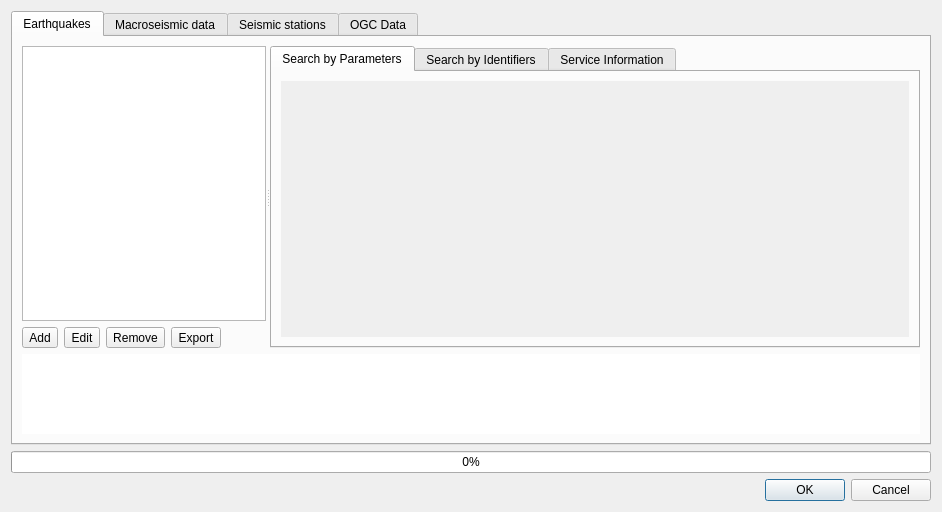
Above: qquake/ui/qquake_dialog_base.ui from INGV/qquake before the change. Below: the same form after it.
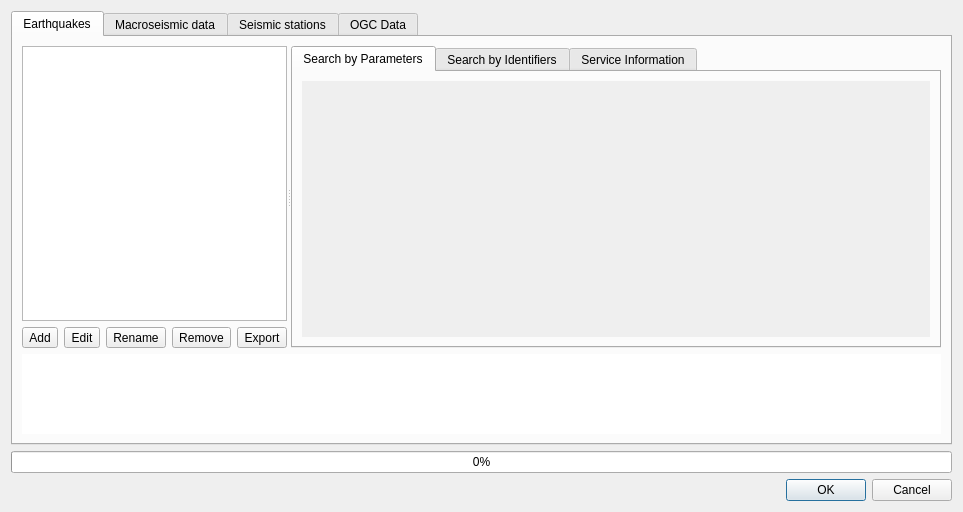
That is the form after the change. The open tabs and pages were chosen to show the change.

Commit message:
Add button to rename user created services
Fixes #49

```diff
--- a/qquake/ui/qquake_dialog_base.ui
+++ b/qquake/ui/qquake_dialog_base.ui
@@ -87,6 +87,16 @@
                </property>
               </widget>
              </item>
+             <item>
+              <widget class="QToolButton" name="button_fdsn_rename_service">
+               <property name="text">
+                <string>Rename</string>
+               </property>
+               <property name="popupMode">
+                <enum>QToolButton::InstantPopup</enum>
+               </property>
+              </widget>
+             </item>
              <item>
               <widget class="QToolButton" name="button_fdsn_remove_service">
                <property name="text">
```
Left out of the diff: 23 changed lines with no effect on the pictures. The commit also changes 2 other files.
